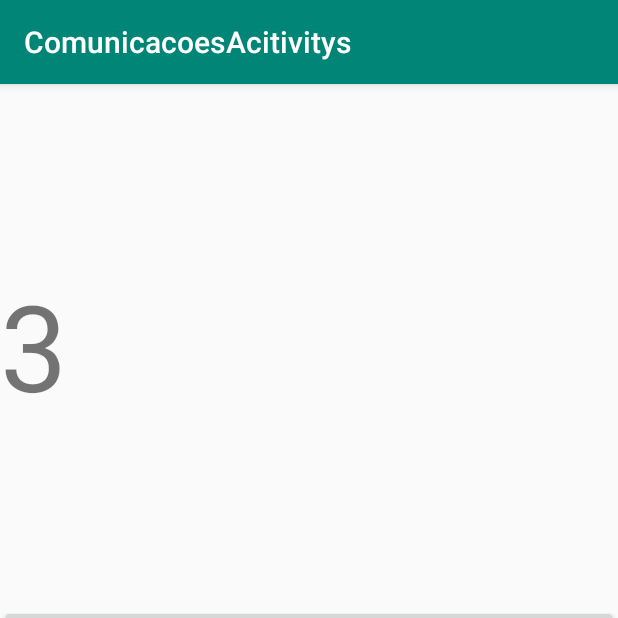
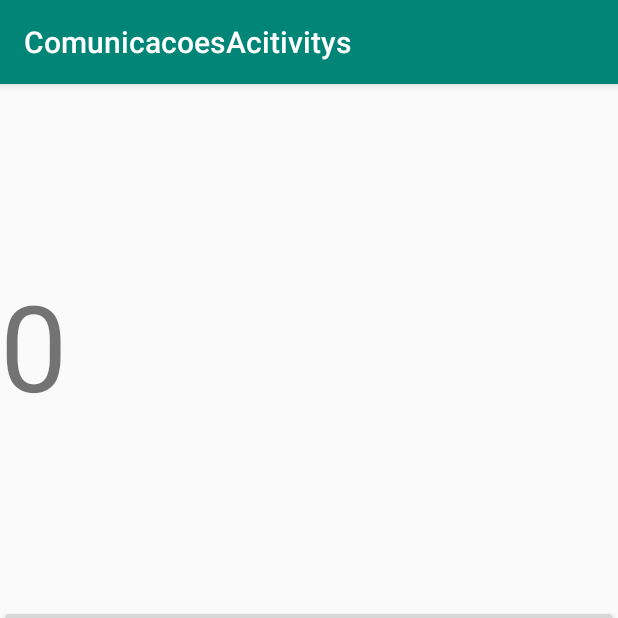
Before and after one commit to Faracoeng/Android-Studio, an Android app: the TerceiraActivity screen opened directly, with no data from a screen before it, on a phone screen of 412 x 824 dp, the top half of it. Run offline under Robolectric (Android 15) with nearby library versions, the phone set to English and light mode, and no system bars.

Commit message:
Trocando valores entre Activity

```diff
--- a/Comunicacao_Entre_Activitys/app/src/main/res/layout/activity_main.xml
+++ b/Comunicacao_Entre_Activitys/app/src/main/res/layout/activity_main.xml
@@ -36,7 +36,7 @@
         android:id="@+id/textView"
         android:layout_width="0dp"
         android:layout_height="wrap_content"
-        android:text="1"
+        android:text="0"
         android:textSize="80sp"
         app:layout_constraintBottom_toTopOf="@+id/b12"
         app:layout_constraintEnd_toEndOf="parent"
--- a/Comunicacao_Entre_Activitys/app/src/main/res/layout/activity_segunda.xml
+++ b/Comunicacao_Entre_Activitys/app/src/main/res/layout/activity_segunda.xml
@@ -11,7 +11,7 @@
         android:id="@+id/textView2"
         android:layout_width="0dp"
         android:layout_height="wrap_content"
-        android:text="2"
+        android:text="0"
         android:textSize="80sp"
         app:layout_constraintBottom_toTopOf="@+id/b21"
         app:layout_constraintEnd_toEndOf="parent"
--- a/Comunicacao_Entre_Activitys/app/src/main/res/layout/activity_terceira.xml
+++ b/Comunicacao_Entre_Activitys/app/src/main/res/layout/activity_terceira.xml
@@ -11,7 +11,7 @@
         android:id="@+id/textView3"
         android:layout_width="0dp"
         android:layout_height="wrap_content"
-        android:text="3"
+        android:text="0"
         android:textSize="80sp"
         app:layout_constraintBottom_toTopOf="@+id/b31"
         app:layout_constraintEnd_toEndOf="parent"
@@ -22,7 +22,7 @@
         android:id="@+id/b31"
         android:layout_width="0dp"
         android:layout_height="wrap_content"
-        android:onClick="botao01"
+        android:onClick="voltar"
         android:text="1"
         android:textSize="40sp"
         app:layout_constraintBottom_toBottomOf="parent"
@@ -35,7 +35,7 @@
         android:layout_width="0dp"
         android:layout_height="wrap_content"
         android:layout_marginBottom="244dp"
-        android:onClick="botao03"
+        android:onClick="voltar"
         android:text="2"
         android:textSize="40sp"
         app:layout_constraintBottom_toBottomOf="parent"
```
Also changed, not shown: Comunicacao_Entre_Activitys/app/src/main/java/com/example/comunicacoesacitivitys/MainActivity.java (+23 -1 lines), Comunicacao_Entre_Activitys/app/src/main/java/com/example/comunicacoesacitivitys/TerceiraActivity.java (+23 -7 lines).
